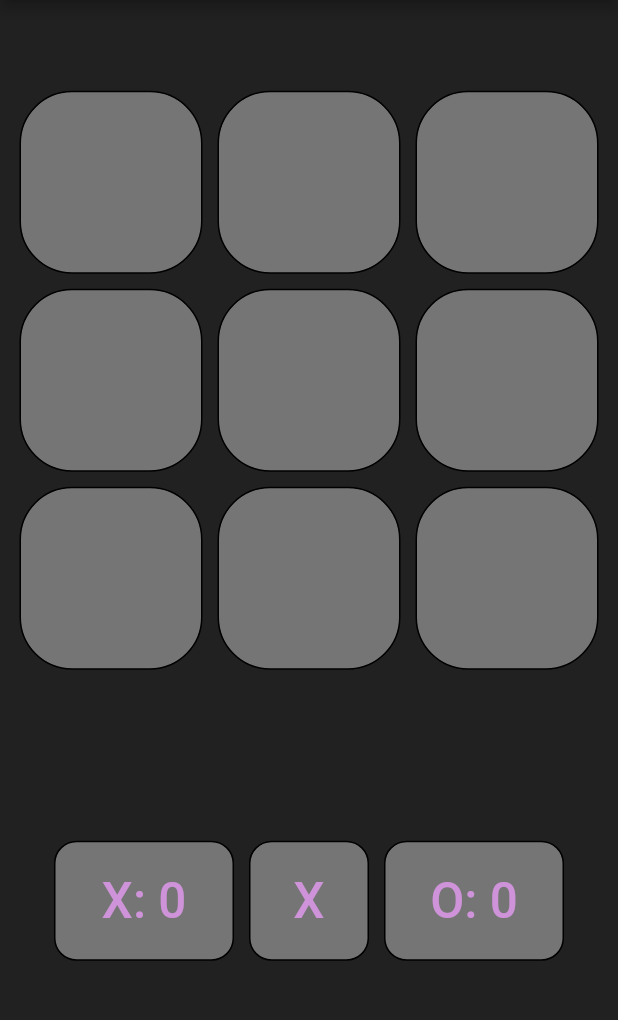
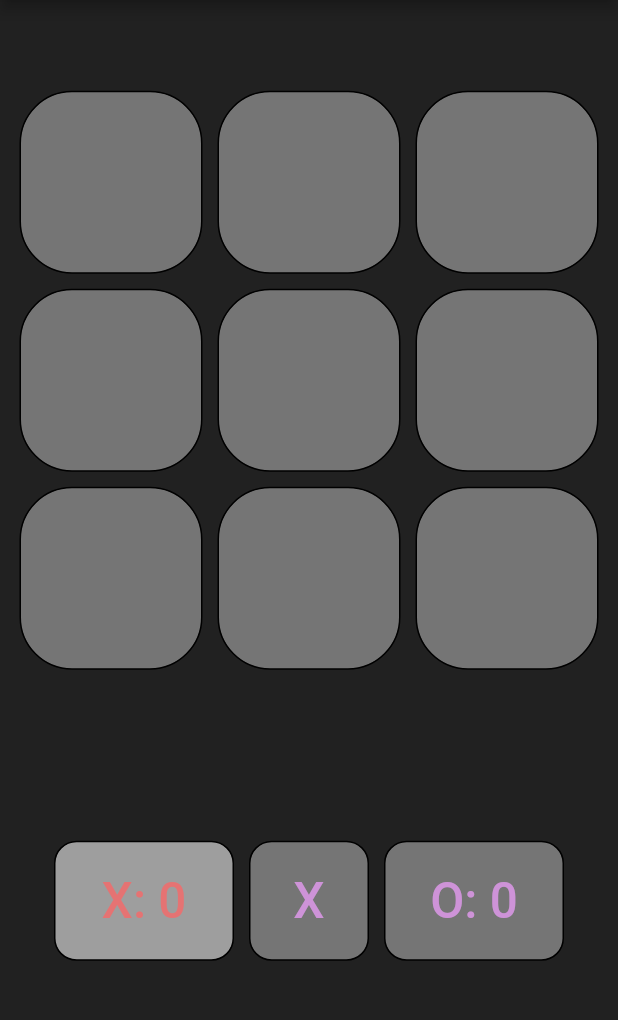
Before and after one commit to blackout358/TicTacToe, a Flutter app: the screen it shows after launch, on a phone screen of 412 x 824 dp, the part 84-1104 px from its top. Run offline on Flutter 3.47's test engine with Material 2 defaults, Android fonts, the phone set to English and light mode, and no system bars.

Commit message:
Added turn indecator

```diff
--- a/lib/widgets/app_button.dart
+++ b/lib/widgets/app_button.dart
@@ -2,7 +2,7 @@ import 'package:flutter/material.dart';
 
 class AppButtons extends StatelessWidget {
   final Color foregroundColor;
-  final Color backgroundColor;
+  Color backgroundColor;
   final Color borderColor;
   final String text;
   final int borderRadius;
--- a/lib/widgets/scoreboard.dart
+++ b/lib/widgets/scoreboard.dart
@@ -5,7 +5,7 @@ import 'app_button.dart';
 
 class Scoreboard extends StatefulWidget {
   GameBoard myGameBoard;
-  final String turn;
+  String turn;
   Scoreboard({super.key, required this.myGameBoard, required this.turn});
 
   @override
@@ -19,8 +19,12 @@ class _ScoreboardState extends State<Scoreboard> {
       mainAxisAlignment: MainAxisAlignment.center,
       children: [
         AppButtons(
-          foregroundColor: Colors.purple[200]!,
-          backgroundColor: Color(0xFF757575),
+          foregroundColor: widget.myGameBoard.getTurn() == "X"
+              ? Colors.red[300]!
+              : Colors.purple[200]!,
+          backgroundColor: widget.myGameBoard.getTurn() == "X"
+              ? Color(0xFF9E9E9E)
+              : Color(0xFF757575),
           borderColor: Colors.black,
           text: "X: ${widget.myGameBoard.getXScore()}",
           width: 130,
@@ -48,8 +52,12 @@ class _ScoreboardState extends State<Scoreboard> {
         ),
         // Padding(padding: EdgeInsets.all(15)),
         AppButtons(
-          foregroundColor: Colors.purple[200]!,
-          backgroundColor: Color(0xFF757575),
+          foregroundColor: widget.myGameBoard.getTurn() == "O"
+              ? Colors.red[300]!
+              : Colors.purple[200]!,
+          backgroundColor: widget.myGameBoard.getTurn() == "O"
+              ? Color(0xFF9E9E9E)
+              : Color(0xFF757575),
           borderColor: Colors.black,
           text: "O: ${widget.myGameBoard.getOScore()}",
           width: 130,
```
